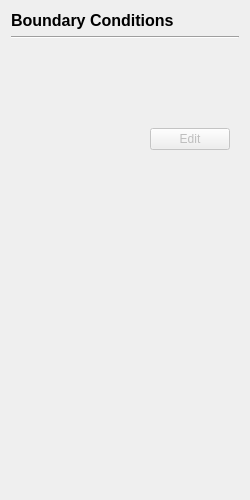
Before: the Qt Designer form view/setup/boundary_conditions/boundary_conditions_page.ui in nextfoam/baram, drawn with Qt 5.
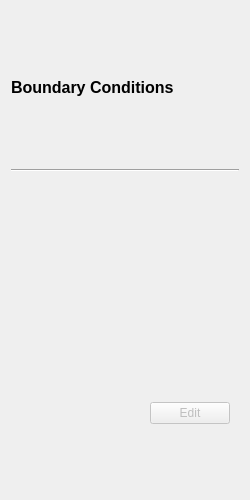
After: the same form once the commit is applied.

Commit message: boundary, cellZones 로딩 기능 추가 boundary 파일 작성 기능 추가 (type 변경 재기록) UI 누락 내용 추가 및 수정 - turbulence model dialog - cell zone dialog dialog - run calculation page 및 db(xsd/xml xpath 상수명 _XPATH로 통일

```diff
--- a/view/setup/boundary_conditions/boundary_conditions_page.ui
+++ b/view/setup/boundary_conditions/boundary_conditions_page.ui
@@ -63,9 +63,15 @@
         <x>0</x>
         <y>0</y>
         <width>232</width>
-        <height>69</height>
+        <height>397</height>
        </rect>
       </property>
+      <property name="sizePolicy">
+       <sizepolicy hsizetype="Expanding" vsizetype="Expanding">
+        <horstretch>0</horstretch>
+        <verstretch>0</verstretch>
+       </sizepolicy>
+      </property>
       <layout class="QVBoxLayout" name="verticalLayout_3">
        <property name="leftMargin">
         <number>0</number>
@@ -112,19 +118,6 @@
      </layout>
     </widget>
    </item>
-   <item>
-    <spacer name="verticalSpacer">
-     <property name="orientation">
-      <enum>Qt::Vertical</enum>
-     </property>
-     <property name="sizeHint" stdset="0">
-      <size>
-       <width>20</width>
-       <height>0</height>
-      </size>
-     </property>
-    </spacer>
-   </item>
   </layout>
  </widget>
  <resources/>
```
The commit also changes 78 other files.
